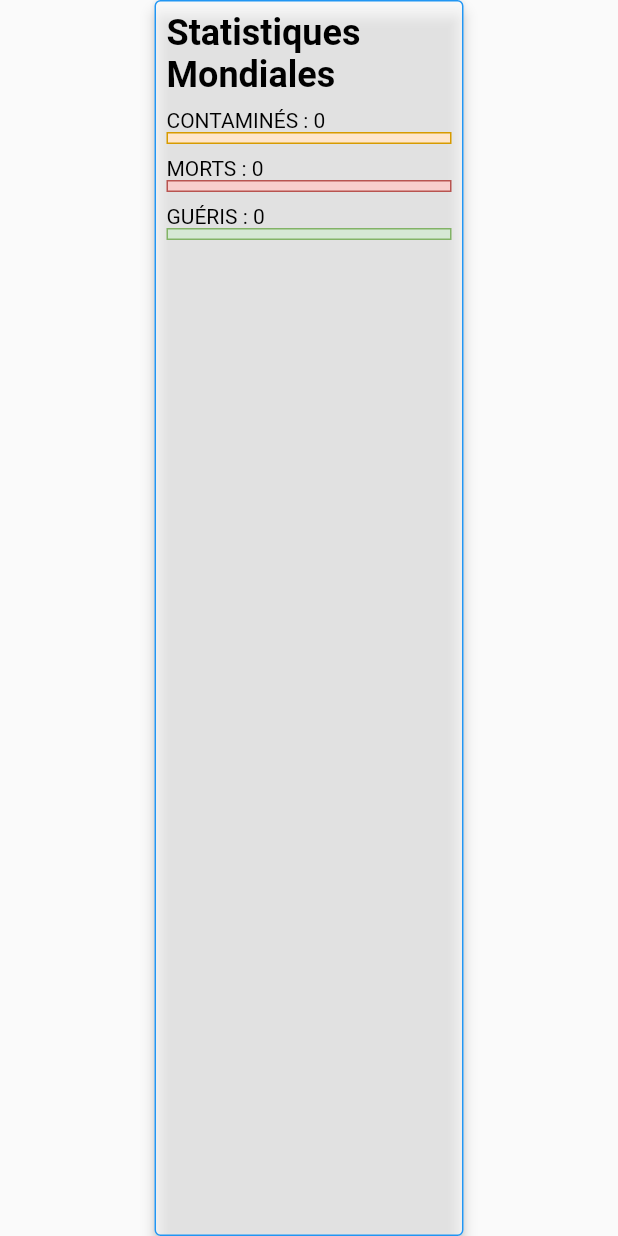
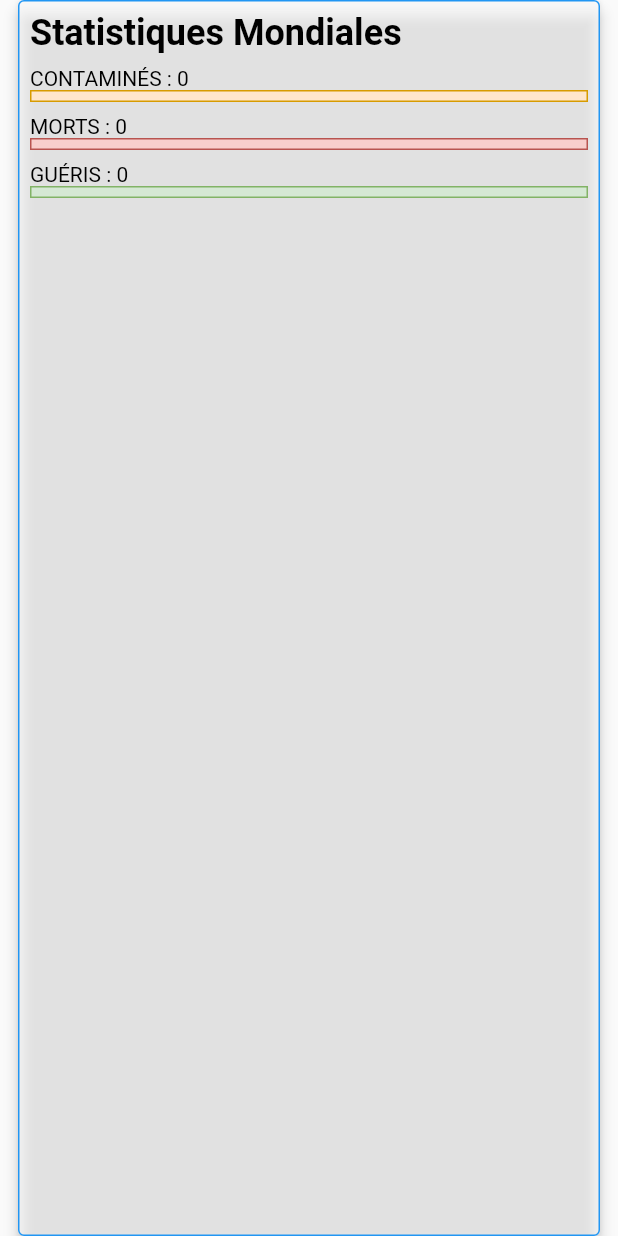
Before and after one commit to RcDevRIL/cesi_covid_19_tracker, a Flutter app: the CoronedGlobalCard widget shown alone on an empty page, opened directly with empty values, on a phone screen of 412 x 824 dp. Run offline on Flutter 3.47's test engine with Material 2 defaults, Android fonts, the phone set to English and light mode, and no system bars; our stand-ins replace freezed_annotation, get_it, provider_architecture, responsive_builder; generated files the repository leaves out were written again; network calls fail.

Commit message:
fix issue with DTO CovidInfos and implement some responsiveness for Card

```diff
--- a/lib/data/models/covid_infos.dart
+++ b/lib/data/models/covid_infos.dart
@@ -25,7 +25,7 @@ abstract class CovidInfos with _$CovidInfos {
     @JsonKey(name: 'casesPerOneMillion') double casesPerOneMillion,
     @JsonKey(name: 'deathsPerOneMillion') double deathsPerOneMillion,
     @JsonKey(name: 'tests') int tests,
-    @JsonKey(name: 'testsPerOneMillion') int testsPerOneMillion,
+    @JsonKey(name: 'testsPerOneMillion') double testsPerOneMillion,
     @JsonKey(name: 'affectedCountries') int affectedCountries,
   ) = _CovidInfos;
 
--- a/lib/ui/widgets/coroned_global_card.dart
+++ b/lib/ui/widgets/coroned_global_card.dart
@@ -2,21 +2,28 @@ import 'package:flutter/material.dart';
 
 import 'package:cesi_covid_19_tracker/data/models/covid_infos.dart';
 import 'package:cesi_covid_19_tracker/data/constants/app_globals.dart' as aG;
+import 'package:responsive_builder/responsive_builder.dart';
 
 class CoronedGlobalCard extends StatelessWidget {
-  final List<Widget> children;
   final CovidInfos covidInfos;
   const CoronedGlobalCard({
     Key key,
-    this.children,
-    this.covidInfos,
+    @required this.covidInfos,
   }) : super(key: key);
 
   @override
   Widget build(BuildContext context) {
+    return ResponsiveBuilder(
+      builder: (context, sizingInfos) {
+        var margin = sizingInfos.isDesktop || sizingInfos.isTablet
+            ? MediaQuery.of(context).size.width / 4
+            : 12.0;
+        var statsBarWidth = sizingInfos.isDesktop || sizingInfos.isTablet
+            ? MediaQuery.of(context).size.width / 2
+            : MediaQuery.of(context).size.width - margin - 8.0;
         return Card(
           margin: EdgeInsets.symmetric(
-        horizontal: MediaQuery.of(context).size.width / 4,
+            horizontal: margin,
           ),
           elevation: 4.0,
           borderOnForeground: true,
@@ -50,7 +57,7 @@ class CoronedGlobalCard extends StatelessWidget {
                 ),
                 Container(
                   height: 8.0,
-              width: MediaQuery.of(context).size.width / 2,
+                  width: statsBarWidth,
                   decoration: BoxDecoration(
                     color: aG.AppTheme.confirmedColorFill,
                     border: Border.all(color: aG.AppTheme.confirmedColorBorder),
@@ -68,7 +75,7 @@ class CoronedGlobalCard extends StatelessWidget {
                 ),
                 Container(
                   height: 8.0,
-              width: MediaQuery.of(context).size.width / 2,
+                  width: statsBarWidth,
                   decoration: BoxDecoration(
                     color: aG.AppTheme.deathsColorFill,
                     border: Border.all(color: aG.AppTheme.deathsColorBorder),
@@ -86,7 +93,7 @@ class CoronedGlobalCard extends StatelessWidget {
                 ),
                 Container(
                   height: 8.0,
-              width: MediaQuery.of(context).size.width / 2,
+                  width: statsBarWidth,
                   decoration: BoxDecoration(
                     color: aG.AppTheme.recoveredColorFill,
                     border: Border.all(color: aG.AppTheme.recoveredColorBorder),
@@ -99,5 +106,7 @@ class CoronedGlobalCard extends StatelessWidget {
             ),
           ),
         );
+      },
+    );
   }
 }
--- a/lib/ui/widgets/navbar_item/navbar_item_desktop.dart
+++ b/lib/ui/widgets/navbar_item/navbar_item_desktop.dart
@@ -8,8 +8,8 @@ class NavBarItemTabletDesktop extends ProviderWidget<NavBarItemModel> {
   @override
   Widget build(BuildContext context, NavBarItemModel model) {
     return Text(
-      model.title,
-      style: TextStyle(fontSize: 18),
+            model.title,
+            style: Theme.of(context).textTheme.bodyText1,
     );
   }
 }
```
Also changed, not shown: lib/ui/widgets/coroned_country_card.dart (+14 -7 lines), lib/data/models/covid_infos.freezed.dart, lib/data/models/covid_infos.g.dart. Lines whose indentation alone changed are shown as unchanged.
